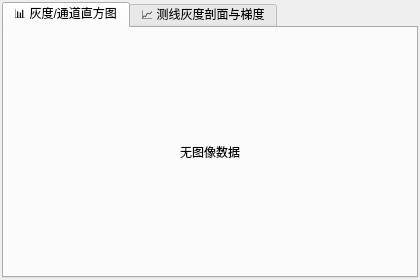
Old version of the form src/ui/HistogramWidget.ui in the repository Shdjy/VisionStudioOpenCV.
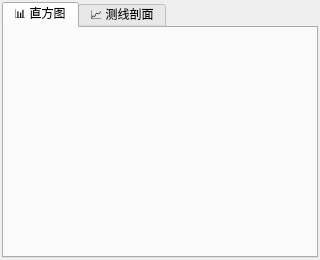
New version of the form.

Commit message: fix(ui): 彻底修复 HistogramWidget 中使用 QLabel::setPixmap 导致布局无限正反馈膨胀拉长的严重问题，改为原生 paintEvent 画布驱动

Patch:
```diff
--- a/src/ui/HistogramWidget.ui
+++ b/src/ui/HistogramWidget.ui
@@ -6,8 +6,8 @@
    <rect>
     <x>0</x>
     <y>0</y>
-    <width>420</width>
-    <height>280</height>
+    <width>320</width>
+    <height>260</height>
    </rect>
   </property>
   <property name="windowTitle">
@@ -33,42 +33,26 @@
      </property>
      <widget class="QWidget" name="tabHist">
       <attribute name="title">
-       <string>📊 灰度/通道直方图</string>
+       <string>📊 直方图</string>
       </attribute>
       <layout class="QVBoxLayout" name="layoutHist">
        <property name="leftMargin">
-        <number>4</number>
+        <number>2</number>
        </property>
        <property name="topMargin">
-        <number>4</number>
+        <number>2</number>
        </property>
        <property name="rightMargin">
-        <number>4</number>
+        <number>2</number>
        </property>
        <property name="bottomMargin">
-        <number>4</number>
+        <number>2</number>
        </property>
-       <item>
-        <widget class="QLabel" name="lblHistogramDraw">
-         <property name="sizePolicy">
-          <sizepolicy hsizetype="Expanding" vsizetype="Expanding">
-           <horstretch>0</horstretch>
-           <verstretch>0</verstretch>
-          </sizepolicy>
-         </property>
-         <property name="alignment">
-          <set>Qt::AlignCenter</set>
-         </property>
-         <property name="text">
-          <string>无图像数据</string>
-         </property>
-        </widget>
-       </item>
       </layout>
      </widget>
      <widget class="QWidget" name="tabProfile">
       <attribute name="title">
-       <string>📈 测线灰度剖面与梯度</string>
+       <string>📈 测线剖面</string>
       </attribute>
       <layout class="QVBoxLayout" name="layoutProfile">
        <property name="leftMargin">
```
Left out of the diff: 24 changed lines with no effect on the pictures. The commit also changes 3 other files.
